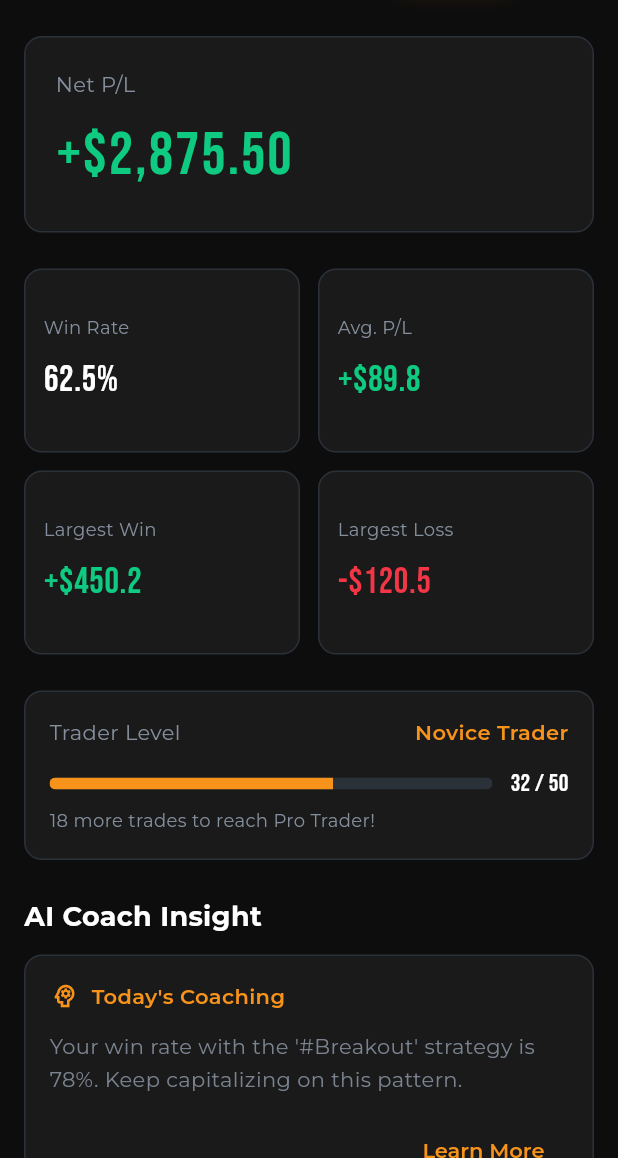
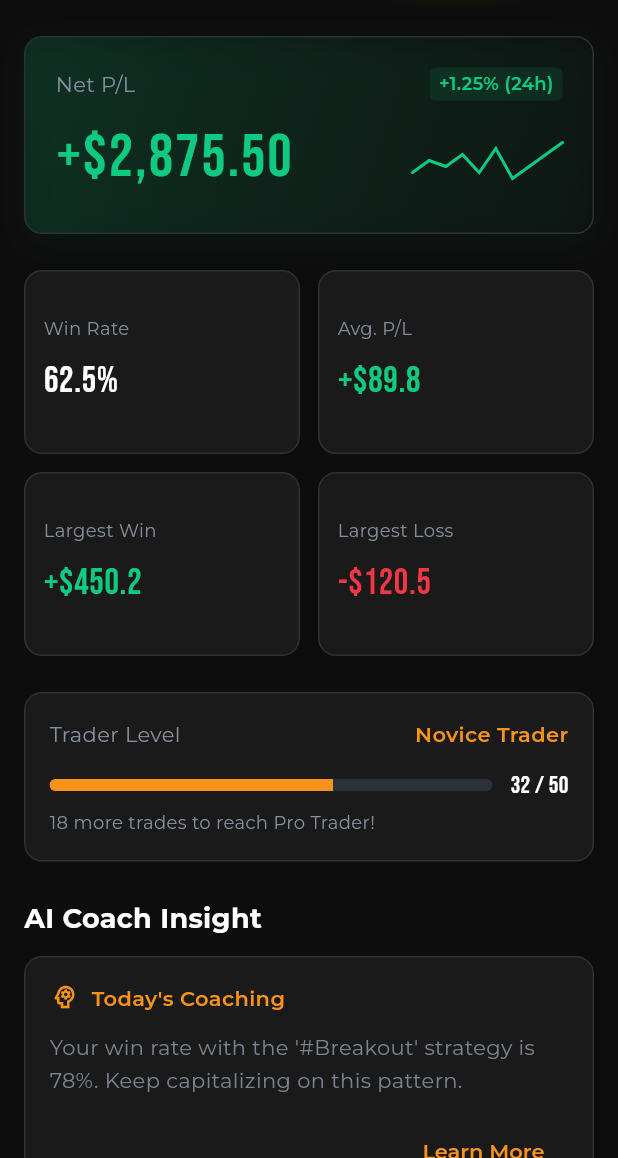
Before and after one commit to jack7141/Trade-up, a Flutter app: the screen it shows after launch, on a phone screen of 412 x 824 dp, the part 78-1236 px from its top. Run offline on Flutter 3.47's test engine with Material 3 defaults, Android fonts, the phone set to English and light mode, and no system bars; our stand-ins replace dio, flutter_riverpod, flutter_secure_storage, go_router, google_fonts.

Commit message:
Update net_pl_card.dart

```diff
--- a/lib/features/dashboard/widget/net_pl_card.dart
+++ b/lib/features/dashboard/widget/net_pl_card.dart
@@ -12,12 +12,29 @@ class NetPlCardWidget extends StatelessWidget {
       child: Container(
         padding: const EdgeInsets.all(20),
         decoration: BoxDecoration(
-          color: AppTheme.surfaceColor,
+          gradient: LinearGradient(
+            colors: [
+              AppTheme.positiveColor.withOpacity(0.15),
+              AppTheme.surfaceColor.withOpacity(0.1),
+            ],
+            begin: Alignment.topLeft,
+            end: Alignment.bottomRight,
+          ),
           borderRadius: BorderRadius.circular(12),
           border: Border.all(color: AppTheme.borderColor, width: 1),
+          boxShadow: [
+            BoxShadow(
+              color: AppTheme.positiveColor.withOpacity(0.05),
+              blurRadius: 15,
+              offset: const Offset(0, 5),
+            ),
+          ],
         ),
         child: Column(
           crossAxisAlignment: CrossAxisAlignment.start,
+          children: [
+            Row(
+              mainAxisAlignment: MainAxisAlignment.spaceBetween,
               children: [
                 Text(
                   'Net P/L',
@@ -26,7 +43,31 @@ class NetPlCardWidget extends StatelessWidget {
                     fontSize: 14,
                   ),
                 ),
+                Container(
+                  padding: const EdgeInsets.symmetric(
+                    horizontal: 6,
+                    vertical: 2,
+                  ),
+                  decoration: BoxDecoration(
+                    color: AppTheme.positiveColor.withOpacity(0.1),
+                    borderRadius: BorderRadius.circular(4),
+                  ),
+                  child: Text(
+                    '+1.25% (24h)',
+                    style: GoogleFonts.montserrat(
+                      color: AppTheme.positiveColor,
+                      fontSize: 12,
+                      fontWeight: FontWeight.w600,
+                    ),
+                  ),
+                ),
+              ],
+            ),
             const SizedBox(height: 8),
+            Row(
+              mainAxisAlignment: MainAxisAlignment.spaceBetween,
+              crossAxisAlignment: CrossAxisAlignment.end,
+              children: [
                 Text(
                   '+\$2,875.50',
                   style: GoogleFonts.bebasNeue(
@@ -35,9 +76,70 @@ class NetPlCardWidget extends StatelessWidget {
                     letterSpacing: 1.5,
                   ),
                 ),
+                SizedBox(
+                  height: 40,
+                  width: 100,
+                  child: _SparklineChart(color: AppTheme.positiveColor),
+                ),
+              ],
+            ),
           ],
         ),
       ),
     );
   }
 }
+
+class _SparklineChart extends StatelessWidget {
+  final Color color;
+  // 실제 앱에서는 List<double> data 와 같이 데이터를 받아옵니다.
+  const _SparklineChart({required this.color});
+
+  @override
+  Widget build(BuildContext context) {
+    // CustomPaint를 사용하여 직접 차트를 그립니다.
+    return CustomPaint(
+      painter: _SparklinePainter(color: color),
+      size: Size.infinite,
+    );
+  }
+}
+
+// --- 스파크라인 차트를 그리는 CustomPainter ---
+class _SparklinePainter extends CustomPainter {
+  final Color color;
+  // 임시 데이터. 실제로는 ViewModel에서 전달받은 데이터를 사용합니다.
+  final List<double> data = [0.5, 0.7, 0.6, 0.8, 0.5, 0.9, 0.4, 0.6, 0.8, 1.0];
+
+  _SparklinePainter({required this.color});
+
+  @override
+  void paint(Canvas canvas, Size size) {
+    final paint = Paint()
+      ..color = color
+      ..strokeWidth = 2.0
+      ..style = PaintingStyle.stroke
+      ..strokeCap = StrokeCap.round;
+
+    final path = Path();
+    final stepX = size.width / (data.length - 1);
+
+    // 데이터 포인트를 기반으로 경로를 생성합니다.
+    for (int i = 0; i < data.length; i++) {
+      final x = stepX * i;
+      // Y값은 위아래가 반대이므로 (1 - data)를 사용합니다.
+      final y = size.height * (1 - data[i]);
+      if (i == 0) {
+        path.moveTo(x, y);
+      } else {
+        path.lineTo(x, y);
+      }
+    }
+
+    // 생성된 경로를 캔버스에 그립니다.
+    canvas.drawPath(path, paint);
+  }
+
+  @override
+  bool shouldRepaint(CustomPainter oldDelegate) => false;
+}
```
Lines whose indentation alone changed are shown as unchanged.
